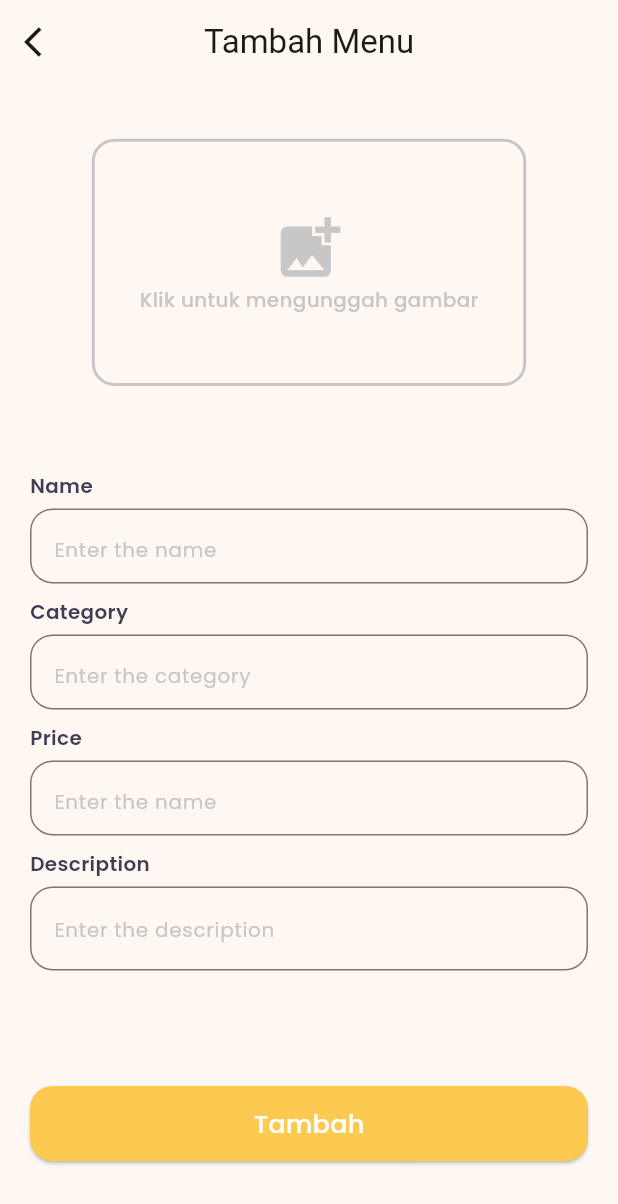
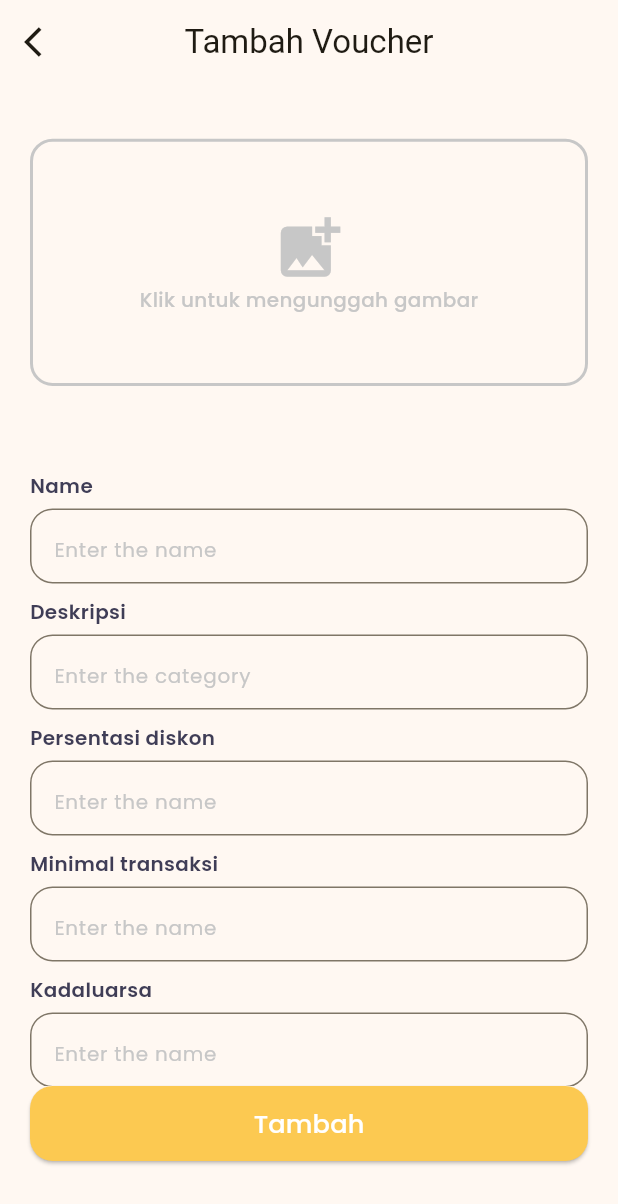
Before and after one commit to Azzahira-Calista/tedikap-admin-flutter, a Flutter app: the screen it shows after launch, on a phone screen of 412 x 824 dp. Shown: the top 1204 px of the screen. Run offline on Flutter 3.47's test engine with Material 3 defaults, Android fonts, the phone set to English and light mode, and no system bars; our stand-ins replace flutter_svg, get, google_fonts, syncfusion_flutter_charts; missing offline and left inert: dart:ffi, filter_list.

Commit message:
feat[CA] add voucher page

```diff
--- /dev/null
+++ b/lib/binding/tambah_voucher_binding.dart
@@ -0,0 +1,8 @@
+import 'package:get/get.dart';
+import 'package:tedikap_admin/controllers/tambah_voucher_controller.dart';
+
+class TambahVoucherBinding extends Bindings {
+ @override
+  void dependencies() {
+    Get.lazyPut(() => TambahVoucherController());
+  }}
--- /dev/null
+++ b/lib/controllers/tambah_voucher_controller.dart
@@ -0,0 +1,5 @@
+import 'package:get/get.dart';
+
+class TambahVoucherController extends GetxController {
+
+}
--- a/lib/router/pages.dart
+++ b/lib/router/pages.dart
@@ -5,9 +5,11 @@ import 'package:tedikap_admin/binding/menu_binding.dart';
 import 'package:tedikap_admin/binding/order_binding.dart';
 import 'package:tedikap_admin/binding/order_status_binding.dart';
 import 'package:tedikap_admin/binding/tambah_menu_binding.dart';
+import 'package:tedikap_admin/binding/tambah_voucher_binding.dart';
 import 'package:tedikap_admin/views/chat/chat_admin.dart';
 import 'package:tedikap_admin/views/home/home_admin.dart';
 import 'package:tedikap_admin/views/home/order_list.dart';
+import 'package:tedikap_admin/views/home/tambah_voucher.dart';
 import 'package:tedikap_admin/views/menu/menu_admin.dart';
 import 'package:tedikap_admin/views/menu/tambah_menu.dart';
 import 'package:tedikap_admin/views/start/login_admin.dart';
@@ -22,7 +24,7 @@ part 'router.dart';
 class AppPages {
   AppPages._();
 
-  static const INITIAL = Routes.TAMBAH_MENU;
+  static const INITIAL = Routes.TAMBAH_VOUCHER;
 
   static final routes = [
     GetPage(
@@ -89,5 +91,12 @@ class AppPages {
       transition: Transition.fadeIn,
       transitionDuration: const Duration(milliseconds: 300),
     ),
+    GetPage(
+      name: _Paths.TAMBAH_VOUCHER,
+      page: () => TambahVoucher(),
+      binding: TambahVoucherBinding(),
+      transition: Transition.fadeIn,
+      transitionDuration: const Duration(milliseconds: 300),
+    )
   ];
 }
--- a/lib/router/router.dart
+++ b/lib/router/router.dart
@@ -1,3 +1,5 @@
+// ignore_for_file: constant_identifier_names
+
 part of 'pages.dart';
 
 abstract class Routes {
@@ -12,6 +14,7 @@ abstract class Routes {
   static const ORDER_STATUS = _Paths.ORDER_STATUS;
   static const LOGIN = _Paths.LOGIN;
   static const TAMBAH_MENU = _Paths.TAMBAH_MENU;
+  static const TAMBAH_VOUCHER = _Paths.TAMBAH_VOUCHER;
 }
 
 abstract class _Paths {
@@ -26,4 +29,5 @@ abstract class _Paths {
   static const ORDER_STATUS = '/order-status';
   static const LOGIN = '/login';
   static const TAMBAH_MENU = '/tambah-menu';
+  static const TAMBAH_VOUCHER = '/tambah-voucher';
 }
--- a/lib/views/home/home_admin.dart
+++ b/lib/views/home/home_admin.dart
@@ -413,7 +413,9 @@ class HomePage extends StatelessWidget {
                   height: 20,
                 ),
                 InkWell(
-                  onTap: () => (),
+                  onTap: () {
+                    Get.toNamed(Routes.TAMBAH_VOUCHER);
+                  },
                   child: Container(
                     padding: EdgeInsets.symmetric(vertical: 14, horizontal: 20),
                     height: 64,
--- /dev/null
+++ b/lib/views/home/tambah_voucher.dart
@@ -0,0 +1,109 @@
+import 'package:flutter/material.dart';
+import 'package:get/get.dart';
+import 'package:tedikap_admin/themes.dart';
+import 'package:tedikap_admin/widgets/button.dart';
+import 'package:tedikap_admin/widgets/textfield.dart';
+
+import '../../router/pages.dart';
+
+class TambahVoucher extends StatelessWidget {
+  const TambahVoucher({super.key});
+
+  @override
+  Widget build(BuildContext context) {
+    return Scaffold(
+      appBar: AppBar(
+        title: Text("Tambah Voucher"),
+        centerTitle: true,
+        leading: IconButton(
+            onPressed: () {
+              Get.back();
+            },
+            icon: Icon(Icons.arrow_back_ios)),
+      ),
+      body: Column(
+        children: [
+          Expanded(
+            child: SingleChildScrollView(
+              child: Container(
+                padding: EdgeInsets.all(20),
+                child: Column(
+                  children: [
+                    Container(
+                      margin: EdgeInsets.symmetric(
+                        vertical: MediaQuery.of(context).size.height * 0.02,
+                      ),
+                      decoration: BoxDecoration(
+                        border: Border.all(color: offColor, width: 2),
+                        borderRadius: BorderRadius.circular(15),
+                      ),
+                      height: MediaQuery.of(context).size.height * 0.2,
+                      width: MediaQuery.of(context).size.width,
+                      child: Column(
+                        mainAxisAlignment: MainAxisAlignment.center,
+                        children: [
+                          Icon(
+                            Icons.add_photo_alternate,
+                            size: 50,
+                            color: offColor,
+                          ),
+                          Text(
+                            "Klik untuk mengunggah gambar",
+                            style: normalTextPrimary.copyWith(color: offColor),
+                          )
+                        ],
+                      ),
+                    ),
+                    SizedBox(
+                      height: MediaQuery.of(context).size.height * 0.05,
+                    ),
+                    Column(
+                      children: [
+                        MyTextField(
+                          hintText: "Enter the name",
+                          name: "Name",
+                          height: 50,
+                        ),
+                        MyTextField(
+                          hintText: "Enter the category",
+                          name: "Deskripsi",
+                          height: 50,
+                        ),
+                        MyTextField(
+                          hintText: "Enter the name",
+                          name: "Persentasi diskon",
+                          height: 50,
+                        ),
+                        MyTextField(
+                          hintText: "Enter the name",
+                          name: "Minimal transaksi",
+                          height: 50,
+                        ),
+                        MyTextField(
+                          hintText: "Enter the name",
+                          name: "Kadaluarsa",
+                          height: 50,
+                        ),
+                      ],
+                    ),
+                  ],
+                ),
+              ),
+            ),
+          ),
+          Container(
+            padding: EdgeInsets.only(left: 20, right: 20, bottom: 50),
+            child: myButton(
+              text: "Tambah",
+              onPressed: () {
+                Get.toNamed(Routes.NAVBAR);
+              },
+              color: primaryColor,
+              textColor: white,
+            ),
+          ),
+        ],
+      ),
+    );
+  }
+}
```
